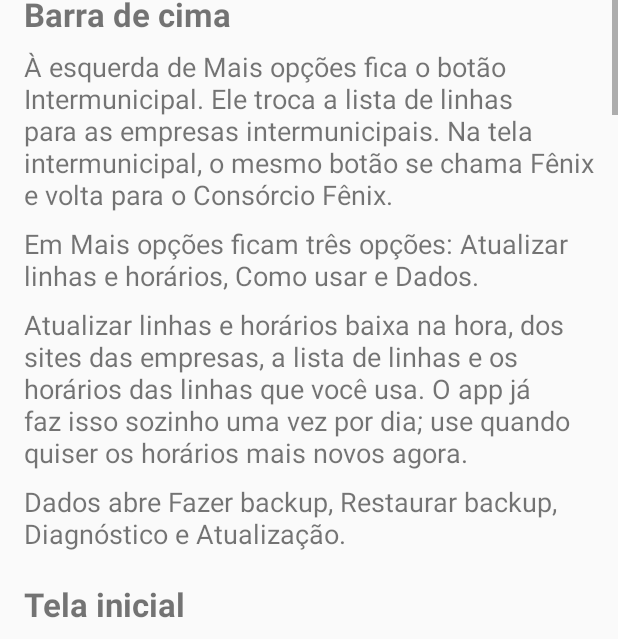
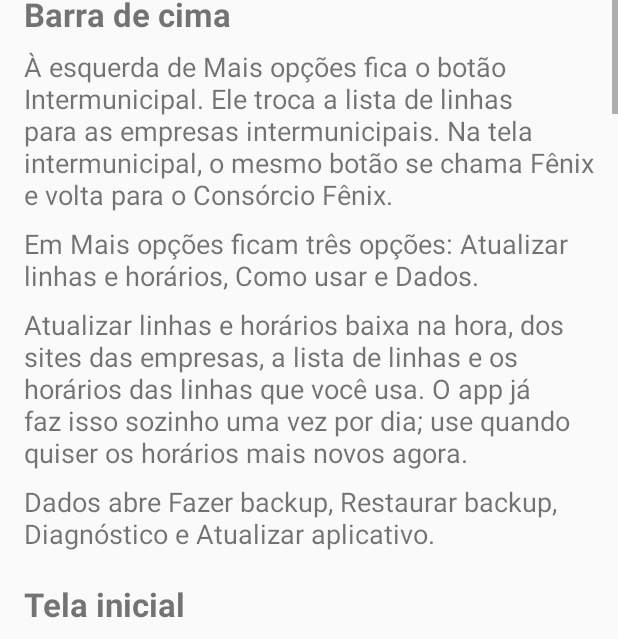
Before and after one commit to geofilho/busao-floripa., an Android app: the screen it shows after launch (AjudaActivity), in the options menu, after a tap on "Como usar", on a phone screen of 412 x 824 dp. Shown: the part 128-767 px from the top of the screen. Run offline under Robolectric (Android 15) with nearby library versions, the phone set to English and light mode, and no system bars; network calls fail; pictures from the network do not load.

Commit message:
Menu Dados: Atualizar aplicativo
- O item Atualização, em Dados, passou a se chamar Atualizar aplicativo.
- Janelas da atualização e Como usar com o nome novo.

Co-Authored-By: Claude Opus 5.5 <noreply@anthropic.com>
Claude-Session: https://claude.ai/code/session_016K2oGc8VgRxrzrTN6T3Ged

```diff
--- a/app/src/main/java/br/com/busfloripa/AjudaActivity.java
+++ b/app/src/main/java/br/com/busfloripa/AjudaActivity.java
@@ -18,7 +18,7 @@ public class AjudaActivity extends Activity {
             "À esquerda de Mais opções fica o botão Intermunicipal. Ele troca a lista de linhas para as empresas intermunicipais. Na tela intermunicipal, o mesmo botão se chama Fênix e volta para o Consórcio Fênix.",
             "Em Mais opções ficam três opções: Atualizar linhas e horários, Como usar e Dados.",
             "Atualizar linhas e horários baixa na hora, dos sites das empresas, a lista de linhas e os horários das linhas que você usa. O app já faz isso sozinho uma vez por dia; use quando quiser os horários mais novos agora.",
-            "Dados abre Fazer backup, Restaurar backup, Diagnóstico e Atualização.",
+            "Dados abre Fazer backup, Restaurar backup, Diagnóstico e Atualizar aplicativo.",
 
             "#Tela inicial",
             "No topo ficam suas listas. Embaixo, a busca de linhas por número ou nome, sem precisar de acento.",
@@ -76,7 +76,7 @@ public class AjudaActivity extends Activity {
             "Os horários vêm dos sites do Consórcio Fênix, da Biguaçu, da Estrela e da Santa Terezinha e podem mudar. Em caso de dúvida, confira no site da empresa.",
 
             "#Atualização do aplicativo",
-            "Em Mais opções, Dados, Atualização, o app procura no GitHub se existe uma versão nova.",
+            "Em Mais opções, Dados, Atualizar aplicativo, o app procura no GitHub se existe uma versão nova.",
             "Se existir, ele mostra a versão instalada, a versão nova e as novidades, e pergunta se você quer baixar. Toque em OK, baixar.",
             "Depois de baixar, o app confere se o arquivo é mesmo do Busão Floripa G e abre o instalador do Android. Toque em Atualizar ou Instalar.",
             "Na primeira atualização, o Android pede permissão para o Busão Floripa G instalar aplicativos. O app explica e abre a tela certa: ative Permitir desta fonte e volte. A instalação continua sozinha.",
@@ -89,7 +89,7 @@ public class AjudaActivity extends Activity {
             "3. Abra o arquivo baixado, pela notificação de download ou pelo app Arquivos.",
             "4. Se o Android disser que, por segurança, seu celular não pode instalar apps desta fonte, toque em Configurações, ative Permitir desta fonte e volte.",
             "5. Toque em Instalar. Depois, em Abrir.",
-            "Para atualizar depois, use Mais opções, Dados, Atualização. Não precisa baixar pelo navegador de novo.",
+            "Para atualizar depois, use Mais opções, Dados, Atualizar aplicativo. Não precisa baixar pelo navegador de novo.",
 
             "#Permissões do Android e do Google Play",
             "Internet: usada para baixar linhas e horários e buscar atualizações. O Android libera sozinho, não pergunta.",
--- a/app/src/main/java/br/com/busfloripa/MainActivity.java
+++ b/app/src/main/java/br/com/busfloripa/MainActivity.java
@@ -399,7 +399,7 @@ public class MainActivity extends Activity {
         dados.add(0, 4, 0, "Fazer backup");
         dados.add(0, 5, 0, "Restaurar backup");
         dados.add(0, 3, 0, "Diagnóstico");
-        dados.add(0, 8, 0, "Atualização");
+        dados.add(0, 8, 0, "Atualizar aplicativo");
         return true;
     }
 
```
Also changed, not shown: app/src/main/java/br/com/busfloripa/AppUpdater.java (+5 -5 lines), 1 other file.
